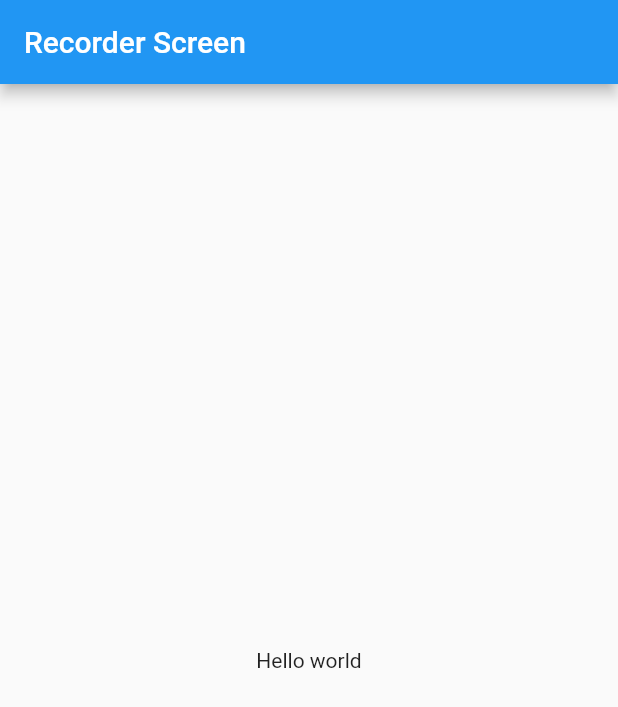
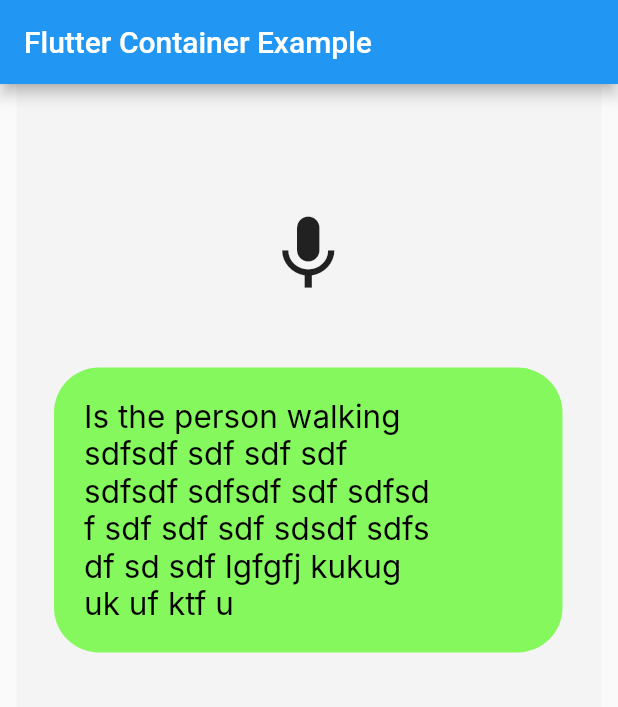
Before and after one commit to elaine-xx/HT6-FE, a Flutter app: the screen it shows after launch, on a phone screen of 412 x 824 dp. Shown: the top 707 px of the screen. Run offline on Flutter 3.47's test engine with Material 2 defaults, Android fonts, the phone set to English and light mode, and no system bars; our stand-ins replace camera, video_player; Roboto replaces fonts that are missing (Inter).

Commit message:
create recorder page!

```diff
--- a/lib/recorder.dart
+++ b/lib/recorder.dart
@@ -1,15 +1,88 @@
 import 'package:flutter/material.dart';
 
 class RecorderScreen extends StatelessWidget {
+  const RecorderScreen({super.key});
+
   @override
   Widget build(BuildContext context) {
-    return Scaffold(
-      appBar: AppBar(
-        title: Text('Recorder Screen'),
-      ),
-      body: Center(
-        child: Text('Hello world'),
+    return MaterialApp(
+      home: Scaffold(
+        appBar: AppBar(
+          title: const Text('Flutter Container Example'),
+        ),
+        body: Center(
+          child: Container(
+            width: 390,
+            height: 844,
+            padding: const EdgeInsets.only(
+              top: 83,
+              left: 25,
+              right: 26,
+            ),
+            clipBehavior: Clip.antiAlias,
+            decoration: const BoxDecoration(color: Color(0xFFF4F4F4)),
+            child: const Column(
+              mainAxisAlignment: MainAxisAlignment.start,
+              crossAxisAlignment: CrossAxisAlignment.center,
+              children: [
+                RecordingIcon(),
+                SizedBox(height: 46),
+                TextBubble(),
+              ],
+            ),
+          ),
+        ),
       ),
     );
   }
 }
+
+class TextBubble extends StatelessWidget {
+  const TextBubble({
+    super.key,
+  });
+
+  @override
+  Widget build(BuildContext context) {
+    return Container(
+      width: double.infinity,
+      padding: const EdgeInsets.all(20),
+      decoration: ShapeDecoration(
+        color: const Color(0xFF84F85C),
+        shape: RoundedRectangleBorder(
+          borderRadius: BorderRadius.circular(30),
+        ),
+      ),
+      child: const Column(
+        mainAxisSize: MainAxisSize.min,
+        mainAxisAlignment: MainAxisAlignment.start,
+        crossAxisAlignment: CrossAxisAlignment.start,
+        children: [
+          SizedBox(
+            width: 239,
+            child: Text(
+              'Is the person walking sdfsdf sdf sdf sdf sdfsdf sdfsdf sdf sdfsd f sdf sdf sdf sdsdf sdfs df sd sdf lgfgfj kukug  uk uf ktf u',
+              style: TextStyle(
+                color: Colors.black,
+                fontSize: 21,
+                fontFamily: 'Inter',
+                fontWeight: FontWeight.w400,
+              ),
+            ),
+          ),
+        ],
+      ),
+    );
+  }
+}
+
+class RecordingIcon extends StatelessWidget {
+  const RecordingIcon({
+    super.key,
+  });
+
+  @override
+  Widget build(BuildContext context) {
+    return const Icon(Icons.mic, size: 60);
+  }
+}
```
